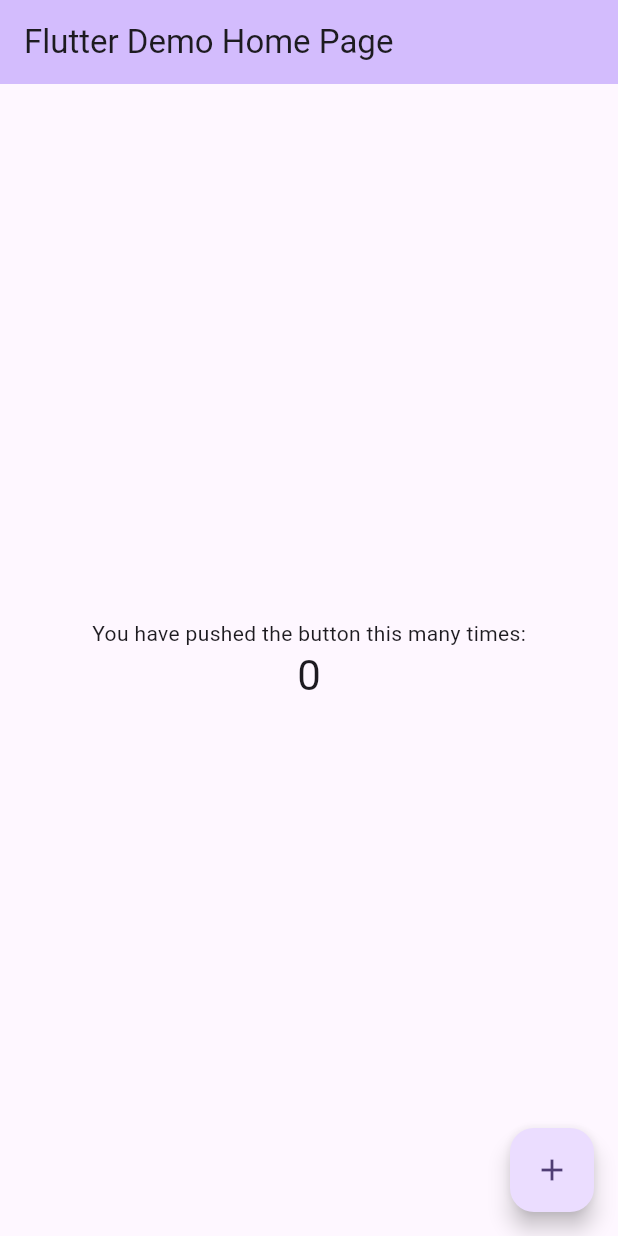
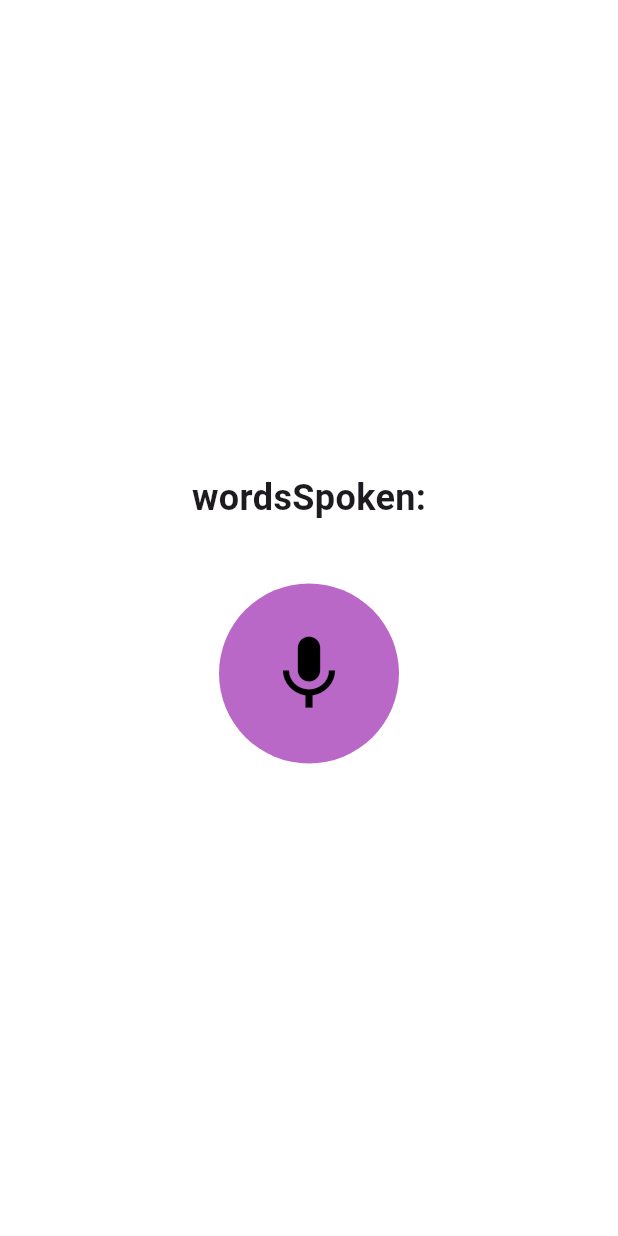
Before and after one commit to hxshan/see_for_me, a Flutter app: the screen it shows after launch, on a phone screen of 412 x 824 dp. Run offline on Flutter 3.47's test engine with Material 3 defaults, Android fonts, the light colour scheme and no system bars; our stand-ins replace flutter_tts, speech_to_text.

Commit message:
Feature:TTS and STT setup

```diff
--- /dev/null
+++ b/lib/data/node.dart
@@ -0,0 +1,6 @@
+class Node {
+  final bool isWalkable;
+  final int dimention;
+
+  Node(this.isWalkable, this.dimention);
+}
--- a/lib/main.dart
+++ b/lib/main.dart
@@ -1,4 +1,5 @@
 import 'package:flutter/material.dart';
+import 'package:see_for_me/screens/home_page.dart';
 
 void main() {
   runApp(const MyApp());
@@ -16,7 +17,7 @@ class MyApp extends StatelessWidget {
         colorScheme: ColorScheme.fromSeed(seedColor: Colors.deepPurple),
         useMaterial3: true,
       ),
-      home: const MyHomePage(title: 'Flutter Demo Home Page'),
+      home: const HomePage(),
     );
   }
 }
--- /dev/null
+++ b/lib/screens/home_page.dart
@@ -0,0 +1,102 @@
+import 'package:flutter/material.dart';
+import 'package:flutter/widgets.dart';
+import 'package:flutter_tts/flutter_tts.dart';
+import 'package:speech_to_text/speech_to_text.dart';
+import 'package:speech_to_text/speech_recognition_result.dart';
+
+class HomePage extends StatefulWidget {
+  const HomePage({super.key});
+
+  @override
+  State<HomePage> createState() => _HomePageState();
+}
+
+class _HomePageState extends State<HomePage> {
+  final FlutterTts flutterTts = FlutterTts();
+  final SpeechToText _speechToText = SpeechToText();
+
+  bool _speechEnabled = false;
+  String wordsSpoken = "";
+
+  @override
+  void initState() {
+    super.initState();
+    _initSpeech();
+  }
+
+  void _initSpeech() async {
+    _speechEnabled = await _speechToText.initialize();
+    setState(() {});
+  }
+
+  void _startListening() async {
+    await _speechToText.listen(onResult: _onSpeechResult);
+    setState(() {});
+  }
+
+  void _stopListening() async {
+    await _speechToText.stop();
+    setState(() {});
+  }
+
+  void processCommand(result) {
+    String response = "";
+    // if (result.toString().toLowerCase().contains('hello')) {
+    //   response = maze[4][5].walkable.toString();
+    // } else {
+    //   response = "${result.recognizedWords}";
+    // }
+    setState(() {
+      //wordsSpoken = response;
+      wordsSpoken = "${result.recognizedWords}";
+    });
+  }
+
+  void _onSpeechResult(result) {
+    processCommand(result);
+  }
+
+  speak(String text) async {
+    await flutterTts.setLanguage("en-US");
+    await flutterTts.setPitch(1);
+    await flutterTts.speak(text);
+  }
+
+  @override
+  Widget build(BuildContext context) {
+    return Scaffold(
+      backgroundColor: Colors.white,
+      body: Center(
+        child: Column(
+          mainAxisAlignment: MainAxisAlignment.center,
+          children: [
+            // ignore: prefer_const_constructors
+            Text(
+              "wordsSpoken:$wordsSpoken",
+              // ignore: prefer_const_constructors
+              style: TextStyle(
+                fontSize: 24,
+                fontWeight: FontWeight.bold,
+              ),
+            ),
+            SizedBox(height: 40),
+            Container(
+              width: 120,
+              height: 120,
+              decoration: BoxDecoration(
+                color: Colors.purple[300],
+                shape: BoxShape.circle,
+              ),
+              child: IconButton(
+                icon: Icon(Icons.mic, size: 60, color: Colors.black),
+                onPressed: _speechToText.isListening
+                    ? _stopListening
+                    : _startListening,
+              ),
+            ),
+          ],
+        ),
+      ),
+    );
+  }
+}
--- a/pubspec.yaml
+++ b/pubspec.yaml
@@ -35,6 +35,8 @@ dependencies:
   # The following adds the Cupertino Icons font to your application.
   # Use with the CupertinoIcons class for iOS style icons.
   cupertino_icons: ^1.0.6
+  speech_to_text: ^7.0.0
+  flutter_tts: ^4.0.2
 
 dev_dependencies:
   flutter_test:
```
Also changed, not shown: pubspec.lock, 5 other files.
